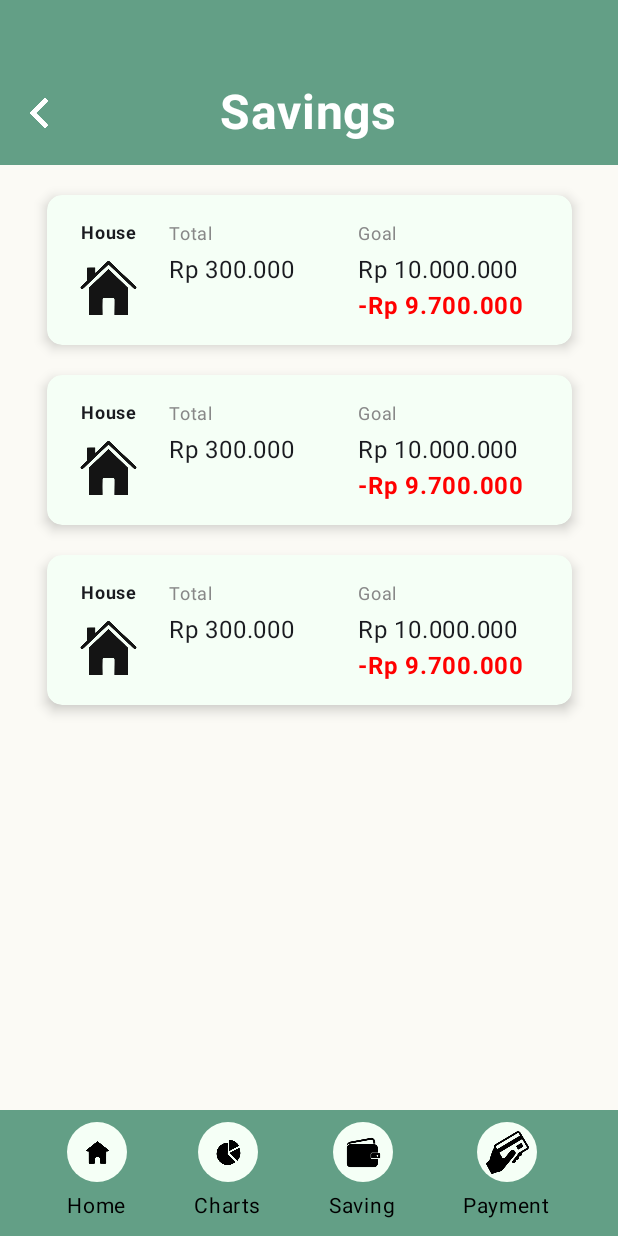
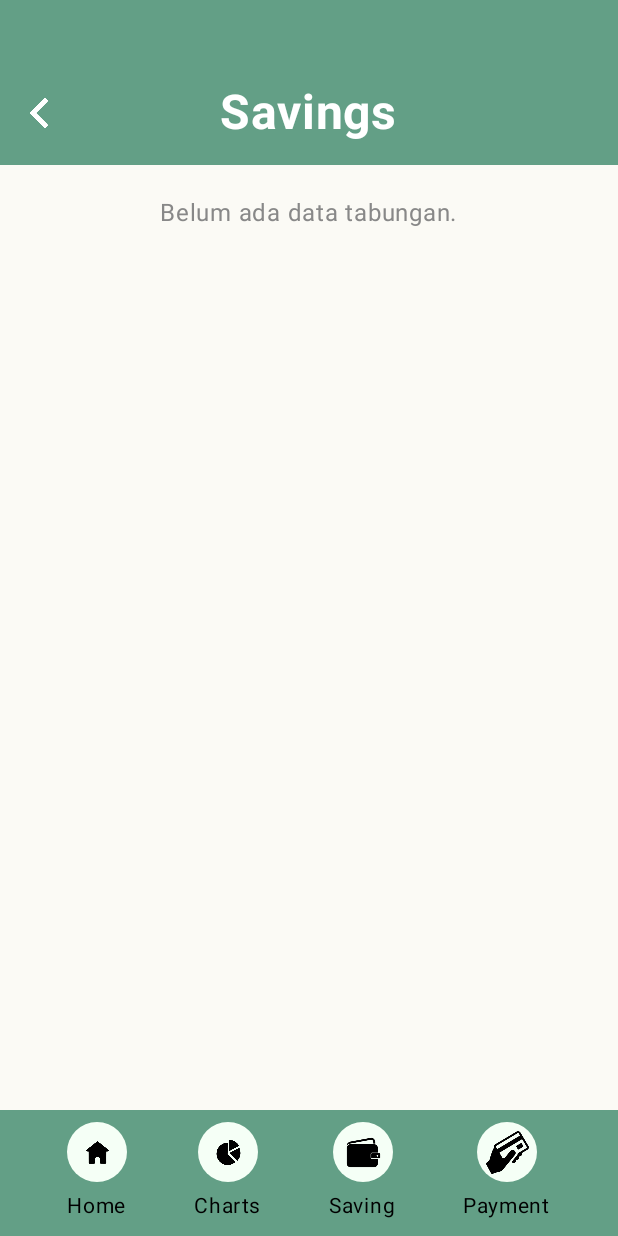
Before and after one commit to clementinedwayani/Money-Tracker-PAB, an Android app built with Jetpack Compose: the screen it shows after launch (MainActivity), after a tap on "Saving", on a phone screen of 412 x 824 dp. Run offline under Robolectric (Android 15) with nearby library versions, the phone set to English and light mode, and no system bars.

Commit message:
activity saving ke savings

```diff
--- a/app/src/main/java/com/example/moneytracker/Activity.kt
+++ b/app/src/main/java/com/example/moneytracker/Activity.kt
@@ -266,9 +266,9 @@ fun Activity(navController: NavController, viewModel: MainViewModel = viewModel(
 
             Toast.makeText(context, "Saving goal created!", Toast.LENGTH_SHORT).show()
 
-            // Navigasi ke home setelah menyimpan
-            navController.navigate("home") {
-                popUpTo("home") { inclusive = true }
+            // Navigasi ke saving setelah menyimpan
+            navController.navigate("saving") {
+                popUpTo("saving") { inclusive = true }
             }
 
         } catch (e: Exception) {
--- a/app/src/main/java/com/example/moneytracker/MainActivity.kt
+++ b/app/src/main/java/com/example/moneytracker/MainActivity.kt
@@ -37,7 +37,7 @@ class MainActivity : ComponentActivity() {
                             )
                         }
                         composable("charts") { Chart(navController = navController) }
-                        composable("saving") { Saving(navController = navController) }
+                        composable("saving") { Saving(navController = navController, viewModel = mainViewModel) }
                         composable("payment") { Payment(navController = navController) }
                         composable("activity") {
                             Activity(
--- a/app/src/main/java/com/example/moneytracker/MainViewModel.kt
+++ b/app/src/main/java/com/example/moneytracker/MainViewModel.kt
@@ -16,4 +16,30 @@ class MainViewModel : ViewModel() {
     fun removeTransaction(transaction: Transaction) {
         transactions = transactions - transaction
     }
+
+    // Fungsi untuk mengelompokkan dan menghitung data saving per kategori
+    fun getSavingSummary(): List<SavingSummary> {
+        val savings = transactions.filter { it.type == "Saving" }
+
+        return savings.groupBy { it.category }.map { (category, txs) ->
+            val total = txs.sumOf { it.amount }
+            val goal = txs.lastOrNull { it.goalAmount != null }?.goalAmount ?: 0.0
+            val remaining = goal - total
+
+            SavingSummary(
+                category = category,
+                total = total,
+                goal = goal,
+                remaining = remaining
+            )
+        }
+    }
 }
+
+// Model summary untuk tampilan Saving
+data class SavingSummary(
+    val category: String,
+    val total: Double,
+    val goal: Double,
+    val remaining: Double
+)
--- a/app/src/main/java/com/example/moneytracker/Saving.kt
+++ b/app/src/main/java/com/example/moneytracker/Saving.kt
@@ -27,10 +27,11 @@ import androidx.compose.ui.text.font.FontWeight
 import androidx.compose.ui.tooling.preview.Preview
 import androidx.compose.ui.unit.dp
 import androidx.compose.ui.unit.sp
+import androidx.lifecycle.viewmodel.compose.viewModel
 import androidx.navigation.NavController
 
 @Composable
-fun Saving(navController: NavController) {
+fun Saving(navController: NavController, viewModel: MainViewModel = viewModel()) {
     Box(modifier = Modifier.fillMaxSize()) {
         Column(
             modifier = Modifier
@@ -76,13 +77,21 @@ fun Saving(navController: NavController) {
                 .padding(top = 130.dp),
             horizontalAlignment = Alignment.CenterHorizontally
         ) {
-            SavingBox()
+            SavingBox(viewModel)
         }
     }
 }
 
 @Composable
-fun SavingBox() {
+fun SavingBox(viewModel: MainViewModel) {
+    val summaries = viewModel.getSavingSummary()
+
+    Column(horizontalAlignment = Alignment.CenterHorizontally) {
+        summaries.forEach { summary ->
+            val split = summary.category.split(" ", limit = 2)
+            val emoji = split.getOrNull(0) ?: "💰"
+            val name = split.getOrNull(1) ?: summary.category
+
             Box(
                 modifier = Modifier
                     .shadow(elevation = 5.dp, shape = RoundedCornerShape(10.dp))
@@ -90,152 +99,37 @@ fun SavingBox() {
                     .background(Color(0XFFF5FFF6))
                     .width(350.dp)
                     .height(100.dp)
+                    .padding(16.dp)
             ) {
                 Row(
-            modifier = Modifier
-                .fillMaxSize()
-                .padding(horizontal = 16.dp),
+                    modifier = Modifier.fillMaxSize(),
                     horizontalArrangement = Arrangement.SpaceBetween,
                     verticalAlignment = Alignment.CenterVertically
                 ) {
                     Column(horizontalAlignment = Alignment.CenterHorizontally) {
+                        Text(text = name, fontWeight = FontWeight.Bold, fontSize = 14.sp)
+                        Text(text = emoji, fontSize = 32.sp)
+                    }
+                    Column(horizontalAlignment = Alignment.Start) {
+                        Text(text = "Total", color = Color.Gray, fontSize = 12.sp)
+                        Text(text = "Rp ${summary.total.toInt()}")
+                    }
+                    Column(horizontalAlignment = Alignment.Start) {
+                        Text(text = "Goal", color = Color.Gray, fontSize = 12.sp)
+                        Text(text = "Rp ${summary.goal.toInt()}")
                         Text(
-                    text = "House",
-                    fontSize = 12.sp,
+                            text = "Sisa: Rp ${summary.remaining.toInt()}",
+                            color = if (summary.remaining > 0) Color.Red else Color.Green,
                             fontWeight = FontWeight.Bold
                         )
-                Image(
-                    painter = painterResource(id = R.drawable.house),
-                    contentDescription = "Food icon",
-                    modifier = Modifier.size(50.dp)
-                )
-            }
-            Row(
-                modifier = Modifier
-                    .fillMaxWidth()
-                    .padding(start = 15.dp),
-                horizontalArrangement = Arrangement.SpaceEvenly
-            ) {
-                Column(
-                    horizontalAlignment = Alignment.Start,
-                    modifier = Modifier.weight(1f)
-                ) {
-                    Text(text = "Total", color = Color.Gray, fontSize = 12.sp)
-                    Text(text = "Rp 300.000")
-                }
-                Column(
-                    horizontalAlignment = Alignment.Start,
-                    modifier = Modifier.weight(1f)
-                ) {
-                    Text(text = "Goal", color = Color.Gray, fontSize = 12.sp)
-                    Text(text = "Rp 10.000.000")
-                    Text(text = "-Rp 9.700.000", color = Color. Red, fontWeight = FontWeight.Bold)
                     }
                 }
             }
+            Spacer(modifier = Modifier.height(16.dp))
         }
-    Spacer(modifier = Modifier.height(20.dp))
-    Box(
-        modifier = Modifier
-            .shadow(elevation = 5.dp, shape = RoundedCornerShape(10.dp))
-            .clip(RoundedCornerShape(10.dp))
-            .background(Color(0XFFF5FFF6))
-            .width(350.dp)
-            .height(100.dp)
-    ) {
-        Row(
-            modifier = Modifier
-                .fillMaxSize()
-                .padding(horizontal = 16.dp),
-            horizontalArrangement = Arrangement.SpaceBetween,
-            verticalAlignment = Alignment.CenterVertically
-        ) {
-            Column(horizontalAlignment = Alignment.CenterHorizontally) {
-                Text(
-                    text = "House",
-                    fontSize = 12.sp,
-                    fontWeight = FontWeight.Bold
-                )
-                Image(
-                    painter = painterResource(id = R.drawable.house),
-                    contentDescription = "Food icon",
-                    modifier = Modifier.size(50.dp)
-                )
-            }
-            Row(
-                modifier = Modifier
-                    .fillMaxWidth()
-                    .padding(start = 15.dp),
-                horizontalArrangement = Arrangement.SpaceEvenly
-            ) {
-                Column(
-                    horizontalAlignment = Alignment.Start,
-                    modifier = Modifier.weight(1f)
-                ) {
-                    Text(text = "Total", color = Color.Gray, fontSize = 12.sp)
-                    Text(text = "Rp 300.000")
-                }
-                Column(
-                    horizontalAlignment = Alignment.Start,
-                    modifier = Modifier.weight(1f)
-                ) {
-                    Text(text = "Goal", color = Color.Gray, fontSize = 12.sp)
-                    Text(text = "Rp 10.000.000")
-                    Text(text = "-Rp 9.700.000", color = Color. Red, fontWeight = FontWeight.Bold)
-                }
-            }
-        }
-    }
-    Spacer(modifier = Modifier.height(20.dp))
-    Box(
-        modifier = Modifier
-            .shadow(elevation = 5.dp, shape = RoundedCornerShape(10.dp))
-            .clip(RoundedCornerShape(10.dp))
-            .background(Color(0XFFF5FFF6))
-            .width(350.dp)
-            .height(100.dp)
-    ) {
-        Row(
-            modifier = Modifier
-                .fillMaxSize()
-                .padding(horizontal = 16.dp),
-            horizontalArrangement = Arrangement.SpaceBetween,
-            verticalAlignment = Alignment.CenterVertically
-        ) {
-            Column(horizontalAlignment = Alignment.CenterHorizontally) {
-                Text(
-                    text = "House",
-                    fontSize = 12.sp,
-                    fontWeight = FontWeight.Bold
-                )
-                Image(
-                    painter = painterResource(id = R.drawable.house),
-                    contentDescription = "Food icon",
-                    modifier = Modifier.size(50.dp)
-                )
-            }
-            Row(
-                modifier = Modifier
-                    .fillMaxWidth()
-                    .padding(start = 15.dp),
-                horizontalArrangement = Arrangement.SpaceEvenly
-            ) {
-                Column(
-                    horizontalAlignment = Alignment.Start,
-                    modifier = Modifier.weight(1f)
-                ) {
-                    Text(text = "Total", color = Color.Gray, fontSize = 12.sp)
-                    Text(text = "Rp 300.000")
-                }
-                Column(
-                    horizontalAlignment = Alignment.Start,
-                    modifier = Modifier.weight(1f)
-                ) {
-                    Text(text = "Goal", color = Color.Gray, fontSize = 12.sp)
-                    Text(text = "Rp 10.000.000")
-                    Text(text = "-Rp 9.700.000", color = Color. Red, fontWeight = FontWeight.Bold)
-                }
-            }
+
+        if (summaries.isEmpty()) {
+            Text("Belum ada data tabungan.", color = Color.Gray)
         }
     }
 }
```
Lines whose indentation alone changed are shown as unchanged.
